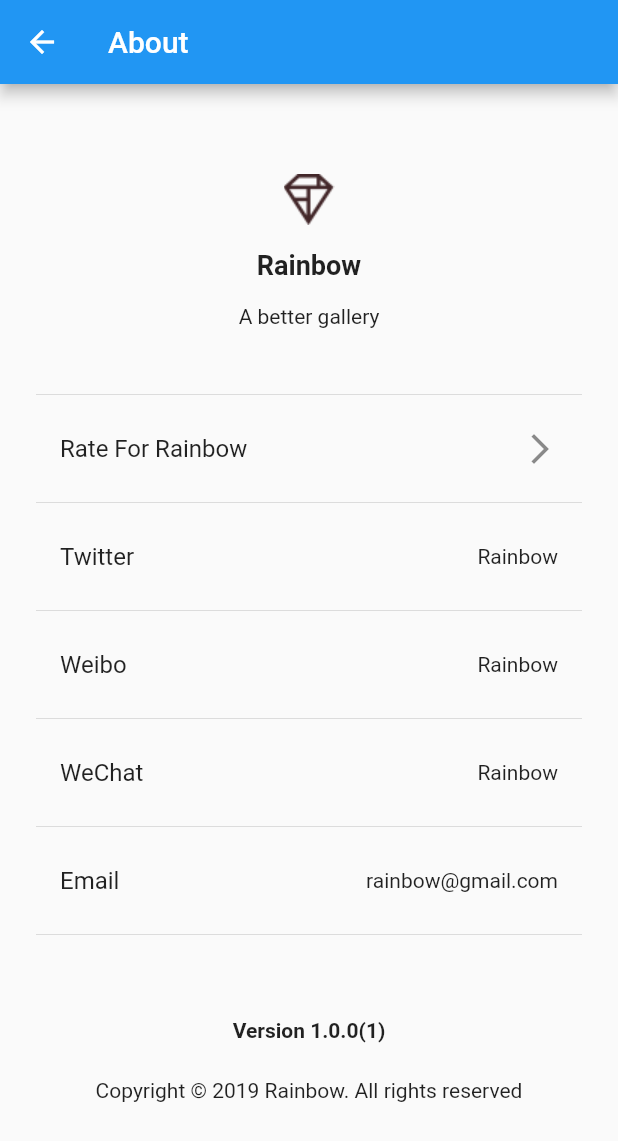
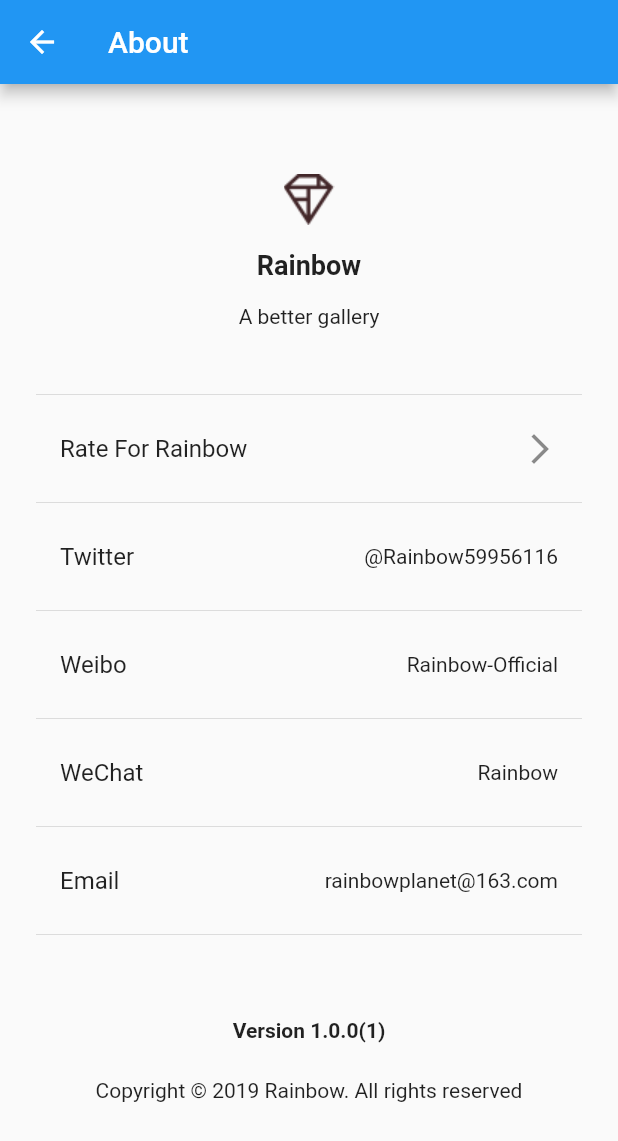
Before and after one commit to persenlee/rainbow_app, a Flutter app: the AboutPage screen opened by its route, on a phone screen of 412 x 824 dp. Shown: the top 1141 px of the screen. Run offline on Flutter 3.47's test engine with Material 2 defaults, Android fonts, the phone set to English and light mode, and no system bars; our stand-ins replace cached_network_image, cookie_jar, dio, flutter_cache_manager, flutter_secure_storage, flutter_tags and 7 more; missing offline and left inert: flutter_webview_plugin, store_rate; accounts and stored records are empty; generated files the repository leaves out were written again; network calls fail.

Commit message:
more info on about page

```diff
--- a/lib/page/about.dart
+++ b/lib/page/about.dart
@@ -13,10 +13,10 @@ class AboutPage extends StatefulWidget {
 class _AboutPageState extends State<AboutPage> {
   final GlobalKey<ScaffoldState> _scaffoldState = new GlobalKey();
   final String _des = 'A better gallery';
-  final String twitterAccount = 'Rainbow';
-  final String weiboAccount = 'Rainbow';
+  final String twitterAccount = '@Rainbow59956116';
+  final String weiboAccount = 'Rainbow-Official';
   final String wechatAccount = 'Rainbow';
-  final String emailAccount = 'rainbow@gmail.com';
+  final String emailAccount = 'rainbowplanet@163.com';
    String _version = '';
   @override
   void initState() {
```
